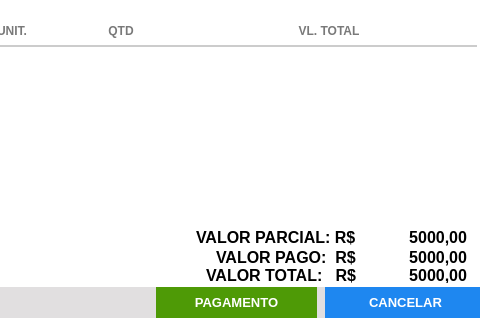
First picture: the form in View/UI/compra.ui, repository felipezago/ControleEstoque, before the edit; both pictures show x 304 to 784 and y 273 to 593 of the 784 by 593 pixel window.
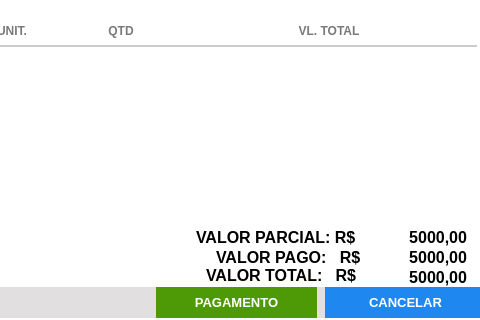
Second picture: the form after the edit. Icons and pictures are not drawn.

```diff
--- a/View/UI/compra.ui
+++ b/View/UI/compra.ui
@@ -377,7 +377,7 @@
     <rect>
      <x>500</x>
      <y>500</y>
-     <width>161</width>
+     <width>171</width>
      <height>21</height>
     </rect>
    </property>
@@ -399,9 +399,9 @@
   <widget class="QLabel" name="lb_valor_parcial">
    <property name="geometry">
     <rect>
-     <x>700</x>
+     <x>690</x>
      <y>500</y>
-     <width>71</width>
+     <width>81</width>
      <height>21</height>
     </rect>
    </property>
@@ -935,7 +935,7 @@
     <rect>
      <x>520</x>
      <y>520</y>
-     <width>141</width>
+     <width>151</width>
      <height>21</height>
     </rect>
    </property>
@@ -951,15 +951,15 @@
     <string notr="true">color: rgb(0, 0, 0)</string>
    </property>
    <property name="text">
-    <string>VALOR PAGO:  R$ </string>
+    <string>VALOR PAGO:   R$ </string>
    </property>
   </widget>
   <widget class="QLabel" name="lb_valor_pago">
    <property name="geometry">
     <rect>
-     <x>700</x>
+     <x>680</x>
      <y>520</y>
-     <width>71</width>
+     <width>91</width>
      <height>21</height>
     </rect>
    </property>
@@ -989,7 +989,7 @@
     <rect>
      <x>510</x>
      <y>540</y>
-     <width>151</width>
+     <width>161</width>
      <height>16</height>
     </rect>
    </property>
@@ -1011,10 +1011,10 @@
   <widget class="QLabel" name="lb_valor_total">
    <property name="geometry">
     <rect>
-     <x>700</x>
+     <x>680</x>
      <y>540</y>
-     <width>71</width>
-     <height>16</height>
+     <width>91</width>
+     <height>20</height>
     </rect>
    </property>
    <property name="font">
```
Left out of the diff: 7 changed lines with no effect on the pictures.
